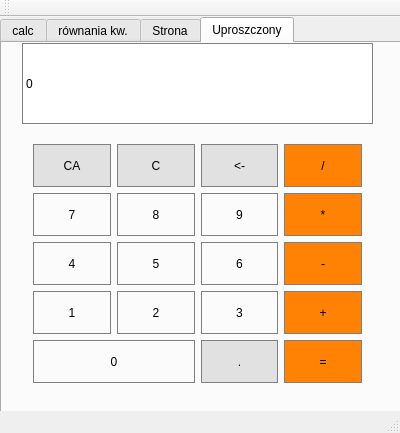
The window that liczydlo/mainwindow.ui (domi-nika60/Liczydlo-naukowe) describes before a commit, drawn with Qt 5.
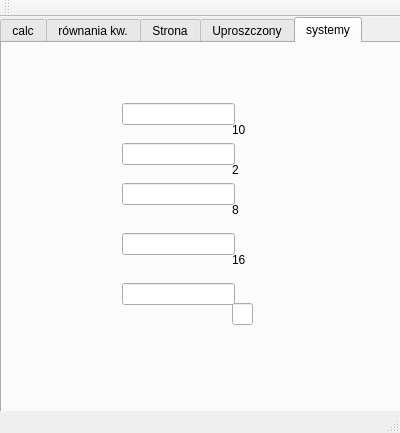
The same window after the commit.

Commit message: dodanie interfejsu do zmiany systemów liczbowych

Patch:
```diff
--- a/liczydlo/mainwindow.ui
+++ b/liczydlo/mainwindow.ui
@@ -63,7 +63,7 @@
      <string>&lt;html&gt;&lt;head/&gt;&lt;body&gt;&lt;p&gt;wykres&lt;/p&gt;&lt;/body&gt;&lt;/html&gt;</string>
     </property>
     <property name="currentIndex">
-     <number>3</number>
+     <number>4</number>
     </property>
     <property name="movable">
      <bool>false</bool>
@@ -1559,6 +1559,138 @@
       </property>
      </widget>
     </widget>
+    <widget class="QWidget" name="tab">
+     <attribute name="title">
+      <string>systemy</string>
+     </attribute>
+     <widget class="QLineEdit" name="sys_10">
+      <property name="geometry">
+       <rect>
+        <x>120</x>
+        <y>60</y>
+        <width>113</width>
+        <height>22</height>
+       </rect>
+      </property>
+      <property name="type" stdset="0">
+       <number>10</number>
+      </property>
+     </widget>
+     <widget class="QLineEdit" name="sys_2">
+      <property name="geometry">
+       <rect>
+        <x>120</x>
+        <y>100</y>
+        <width>113</width>
+        <height>22</height>
+       </rect>
+      </property>
+      <property name="type" stdset="0">
+       <number>2</number>
+      </property>
+     </widget>
+     <widget class="QLineEdit" name="sys_8">
+      <property name="geometry">
+       <rect>
+        <x>120</x>
+        <y>140</y>
+        <width>113</width>
+        <height>22</height>
+       </rect>
+      </property>
+      <property name="type" stdset="0">
+       <number>8</number>
+      </property>
+     </widget>
+     <widget class="QLineEdit" name="sys_16">
+      <property name="geometry">
+       <rect>
+        <x>120</x>
+        <y>190</y>
+        <width>113</width>
+        <height>22</height>
+       </rect>
+      </property>
+      <property name="type" stdset="0">
+       <number>16</number>
+      </property>
+     </widget>
+     <widget class="QLineEdit" name="system_custom_podst">
+      <property name="geometry">
+       <rect>
+        <x>230</x>
+        <y>260</y>
+        <width>21</width>
+        <height>22</height>
+       </rect>
+      </property>
+     </widget>
+     <widget class="QLineEdit" name="sys_custom">
+      <property name="geometry">
+       <rect>
+        <x>120</x>
+        <y>240</y>
+        <width>113</width>
+        <height>22</height>
+       </rect>
+      </property>
+      <property name="type" stdset="0">
+       <number>0</number>
+      </property>
+     </widget>
+     <widget class="QLabel" name="label_27">
+      <property name="geometry">
+       <rect>
+        <x>230</x>
+        <y>80</y>
+        <width>59</width>
+        <height>14</height>
+       </rect>
+      </property>
+      <property name="text">
+       <string>10</string>
+      </property>
+     </widget>
+     <widget class="QLabel" name="label_28">
+      <property name="geometry">
+       <rect>
+        <x>230</x>
+        <y>120</y>
+        <width>59</width>
+        <height>14</height>
+       </rect>
+      </property>
+      <property name="text">
+       <string>2</string>
+      </property>
+     </widget>
+     <widget class="QLabel" name="label_29">
+      <property name="geometry">
+       <rect>
+        <x>230</x>
+        <y>160</y>
+        <width>59</width>
+        <height>14</height>
+       </rect>
+      </property>
+      <property name="text">
+       <string>8</string>
+      </property>
+     </widget>
+     <widget class="QLabel" name="label_30">
+      <property name="geometry">
+       <rect>
+        <x>230</x>
+        <y>210</y>
+        <width>59</width>
+        <height>14</height>
+       </rect>
+      </property>
+      <property name="text">
+       <string>16</string>
+      </property>
+     </widget>
+    </widget>
    </widget>
   </widget>
   <widget class="QStatusBar" name="statusBar"/>
```
Left out of the diff: 44 changed lines with no effect on the pictures. The commit also changes 2 other files.
